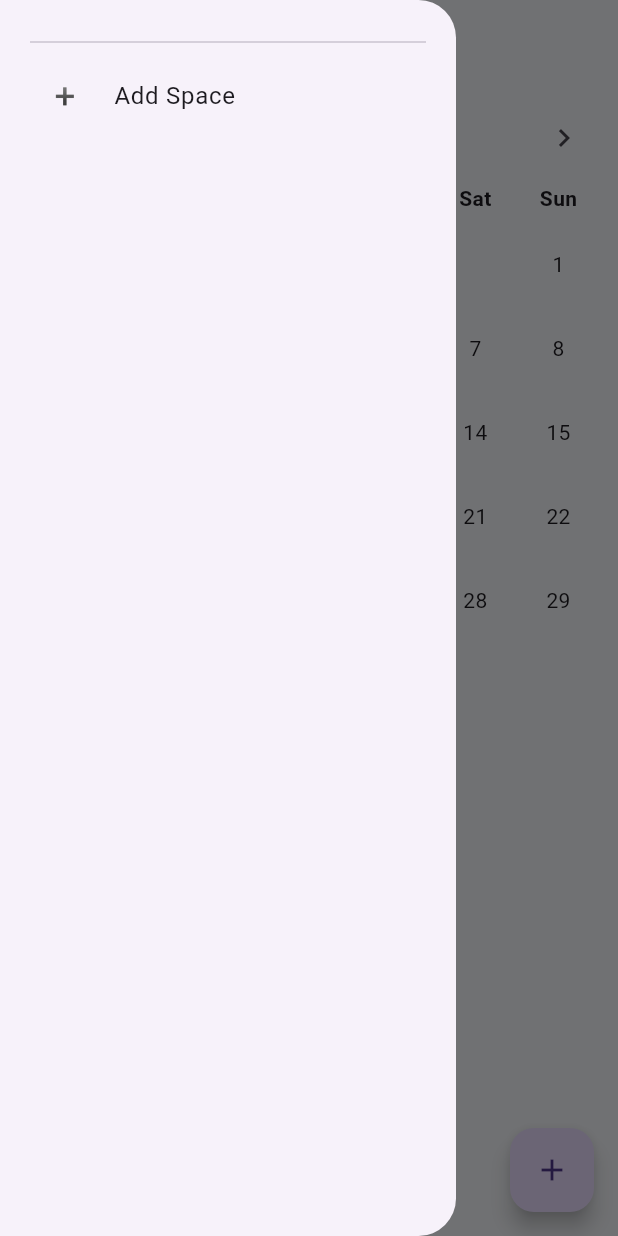
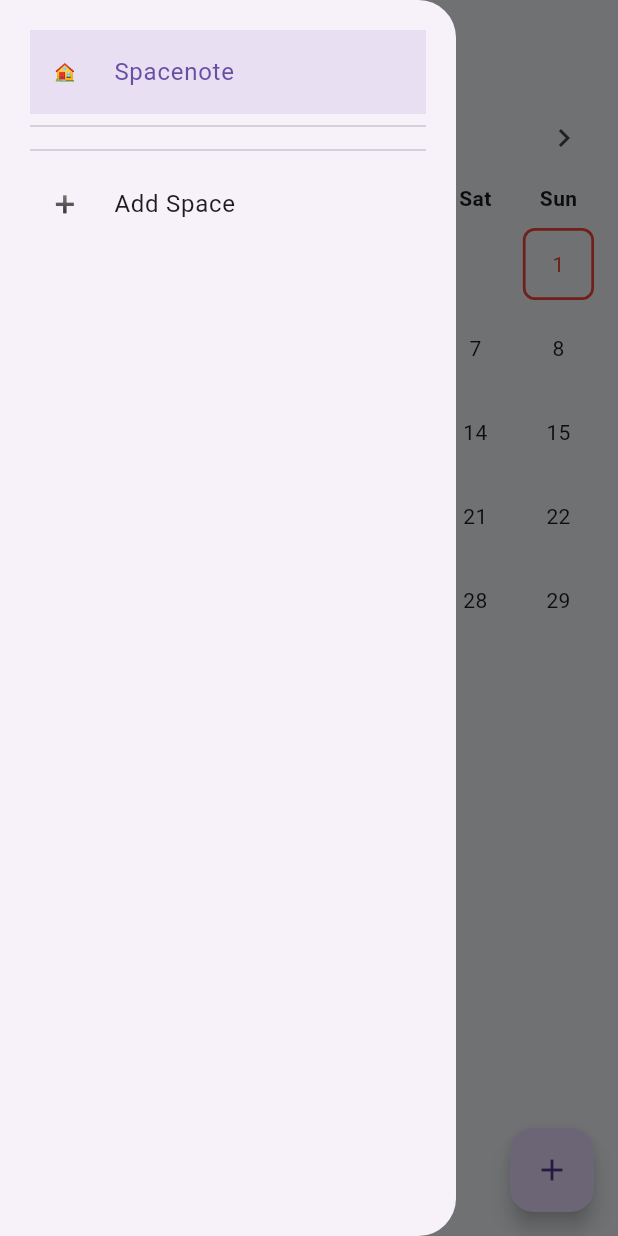
Before and after one commit to Alessiujr/spacenote, a Flutter app: the screen it shows after launch, with the side drawer open, on a phone screen of 412 x 824 dp. Run offline on Flutter 3.47's test engine with Material 3 defaults, Android fonts, the phone set to English and light mode, and no system bars; our stand-ins replace image_picker, shared_preferences.

Commit message:
Calendar fix

```diff
--- a/lib/screens/home_page.dart
+++ b/lib/screens/home_page.dart
@@ -20,7 +20,7 @@ class _HomePageState extends State<HomePage> {
   late int _displayMonth;
   late int _displayYear;
 
-  String selectedSection = "Home";
+  String selectedSection = "Spacenote";
 
   final List<String> availableIcons = [
     "🏠",
@@ -74,7 +74,7 @@ class _HomePageState extends State<HomePage> {
           };
         }).toList();
 
-        selectedSection = sections.isNotEmpty ? sections.first['name'] : '';
+        selectedSection = sections.isNotEmpty ? sections.first['name'] : 'Spacenote';
       });
     }
   }
@@ -208,6 +208,19 @@ class _HomePageState extends State<HomePage> {
       child: ListView(
         padding: const EdgeInsets.all(20),
         children: [
+          ListTile(
+            selected: selectedSection == 'Spacenote',
+            selectedTileColor: Colors.deepPurple.withOpacity(0.1),
+            leading: const Text('🏠'),
+            title: const Text('Spacenote'),
+            onTap: () {
+              Navigator.pop(context);
+              setState(() {
+                selectedSection = 'Spacenote';
+              });
+            },
+          ),
+          const Divider(),
           ...sections.map((section) {
             return ListTile(
                     selected: selectedSection == section["name"],
@@ -454,9 +467,11 @@ class _HomePageState extends State<HomePage> {
       currentRow.add(Container());
     }
 
+    final today = DateTime.now();
     while (day <= totalDays) {
       final key = '$year-$month-$day';
       final has = daysWithEvents.contains(key);
+      final isToday = (year == today.year && month == today.month && day == today.day);
       final cell = GestureDetector(
         onTap: has
             ? () {
@@ -466,13 +481,15 @@ class _HomePageState extends State<HomePage> {
         child: Container(
           margin: const EdgeInsets.all(4),
           height: 48,
-          decoration: has
-              ? BoxDecoration(color: Colors.deepPurple.withOpacity(0.12), borderRadius: BorderRadius.circular(8))
-              : null,
+          decoration: isToday
+              ? BoxDecoration(border: Border.all(color: Colors.red, width: 1.8), borderRadius: BorderRadius.circular(8))
+              : has
+                  ? BoxDecoration(color: Colors.deepPurple.withOpacity(0.12), borderRadius: BorderRadius.circular(8))
+                  : null,
           child: Center(
             child: has
-                ? Column(mainAxisSize: MainAxisSize.min, children: [Text('$day', style: const TextStyle(fontWeight: FontWeight.bold)), const SizedBox(height: 2), const Icon(Icons.circle, size: 8, color: Colors.deepPurple)])
-                : Text('$day'),
+                ? Column(mainAxisSize: MainAxisSize.min, children: [Text('$day', style: TextStyle(fontWeight: FontWeight.bold, color: isToday ? Colors.red : null)), const SizedBox(height: 2), const Icon(Icons.circle, size: 8, color: Colors.deepPurple)])
+                : Text('$day', style: TextStyle(color: isToday ? Colors.red : null)),
           ),
         ),
       );
```
